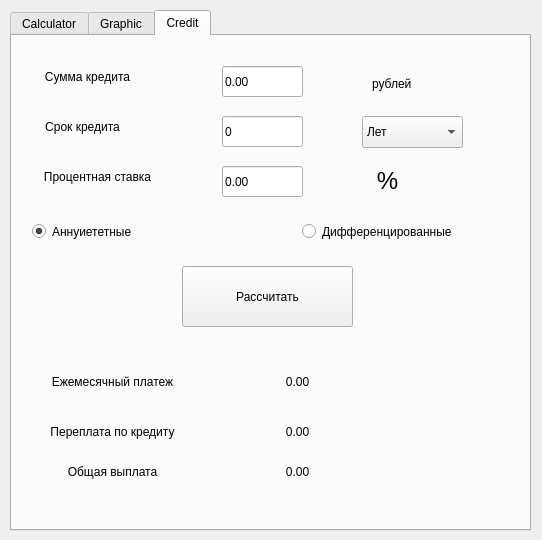
Qt form src/Calc/mainwindow.ui (Aidahar/Calc_s21) before a commit.
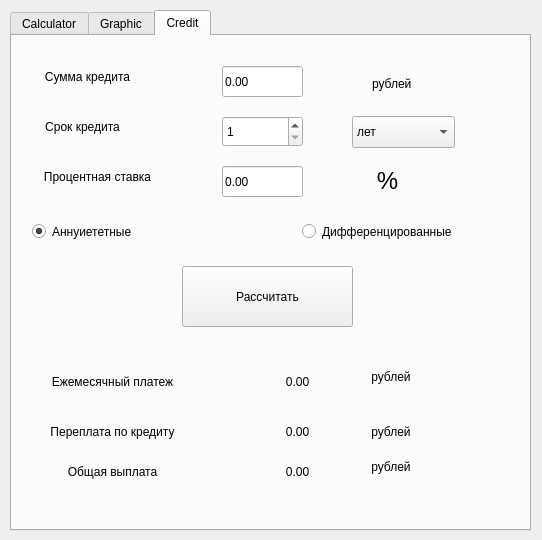
The same form after that commit. Icons and pictures are not drawn. Custom widgets are drawn as their Qt base class.

Patch:
```diff
--- a/src/Calc/mainwindow.ui
+++ b/src/Calc/mainwindow.ui
@@ -1220,19 +1220,6 @@
        <string>0.00</string>
       </property>
      </widget>
-     <widget class="QLineEdit" name="time_credit">
-      <property name="geometry">
-       <rect>
-        <x>210</x>
-        <y>80</y>
-        <width>81</width>
-        <height>31</height>
-       </rect>
-      </property>
-      <property name="text">
-       <string>0</string>
-      </property>
-     </widget>
      <widget class="QLineEdit" name="percent_credit">
       <property name="geometry">
        <rect>
@@ -1259,26 +1246,6 @@
        <string>Рассчитать</string>
       </property>
      </widget>
-     <widget class="QComboBox" name="year">
-      <property name="geometry">
-       <rect>
-        <x>350</x>
-        <y>80</y>
-        <width>101</width>
-        <height>32</height>
-       </rect>
-      </property>
-      <item>
-       <property name="text">
-        <string>Лет</string>
-       </property>
-      </item>
-      <item>
-       <property name="text">
-        <string>Месяцев</string>
-       </property>
-      </item>
-     </widget>
      <widget class="QLabel" name="label_8">
       <property name="geometry">
        <rect>
@@ -1404,6 +1371,90 @@
        <set>Qt::AlignCenter</set>
       </property>
      </widget>
+     <widget class="QLabel" name="label_15">
+      <property name="geometry">
+       <rect>
+        <x>350</x>
+        <y>330</y>
+        <width>58</width>
+        <height>21</height>
+       </rect>
+      </property>
+      <property name="text">
+       <string>рублей</string>
+      </property>
+      <property name="alignment">
+       <set>Qt::AlignCenter</set>
+      </property>
+     </widget>
+     <widget class="QLabel" name="label_16">
+      <property name="geometry">
+       <rect>
+        <x>350</x>
+        <y>385</y>
+        <width>58</width>
+        <height>21</height>
+       </rect>
+      </property>
+      <property name="text">
+       <string>рублей</string>
+      </property>
+      <property name="alignment">
+       <set>Qt::AlignCenter</set>
+      </property>
+     </widget>
+     <widget class="QLabel" name="label_17">
+      <property name="geometry">
+       <rect>
+        <x>350</x>
+        <y>420</y>
+        <width>58</width>
+        <height>21</height>
+       </rect>
+      </property>
+      <property name="text">
+       <string>рублей</string>
+      </property>
+      <property name="alignment">
+       <set>Qt::AlignCenter</set>
+      </property>
+     </widget>
+     <widget class="QSpinBox" name="time_credit">
+      <property name="geometry">
+       <rect>
+        <x>210</x>
+        <y>80</y>
+        <width>81</width>
+        <height>31</height>
+       </rect>
+      </property>
+      <property name="minimum">
+       <number>1</number>
+      </property>
+      <property name="maximum">
+       <number>600</number>
+      </property>
+     </widget>
+     <widget class="QComboBox" name="year">
+      <property name="geometry">
+       <rect>
+        <x>340</x>
+        <y>80</y>
+        <width>103</width>
+        <height>32</height>
+       </rect>
+      </property>
+      <item>
+       <property name="text">
+        <string>лет</string>
+       </property>
+      </item>
+      <item>
+       <property name="text">
+        <string>месяцев</string>
+       </property>
+      </item>
+     </widget>
     </widget>
    </widget>
   </widget>
```
